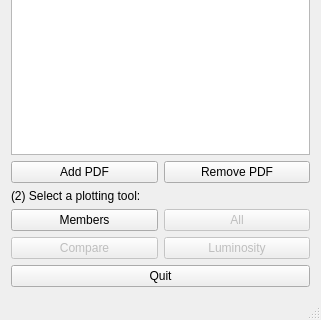
First picture: the form in apfelgui2/forms/apfelmainwindow.ui, repository scarrazza/apfel, before the edit; both pictures show x 0 to 321 and y 198 to 518 of the 321 by 518 pixel window.
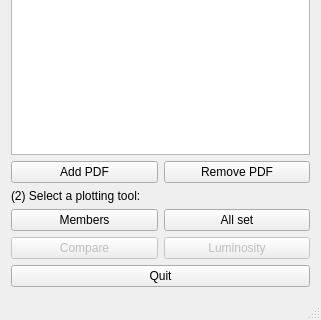
Second picture: the form after the edit. Icons and pictures are not drawn.

What changed in the file:
```diff
--- a/apfelgui2/forms/apfelmainwindow.ui
+++ b/apfelgui2/forms/apfelmainwindow.ui
@@ -105,10 +105,10 @@
     <item row="5" column="1">
      <widget class="QPushButton" name="pushButton_5">
       <property name="enabled">
-       <bool>false</bool>
+       <bool>true</bool>
       </property>
       <property name="text">
-       <string>All</string>
+       <string>All set</string>
       </property>
       <property name="icon">
        <iconset resource="../resources/resource.qrc">
```
